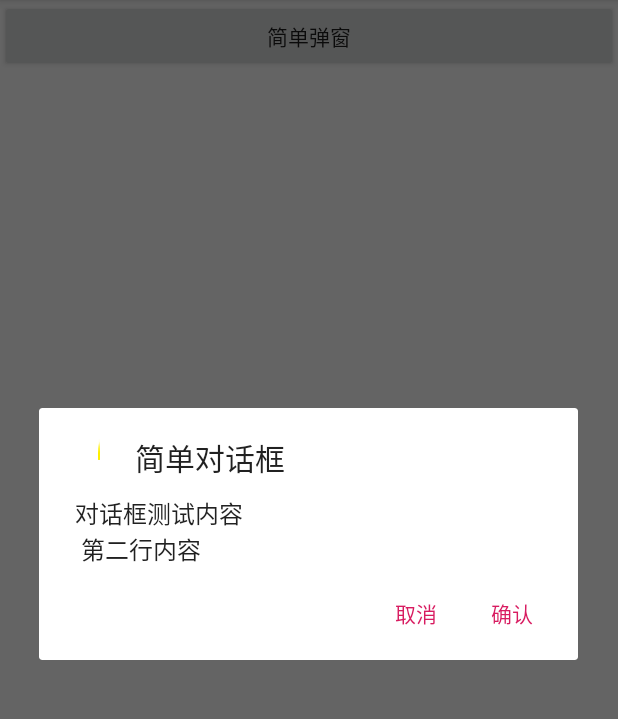
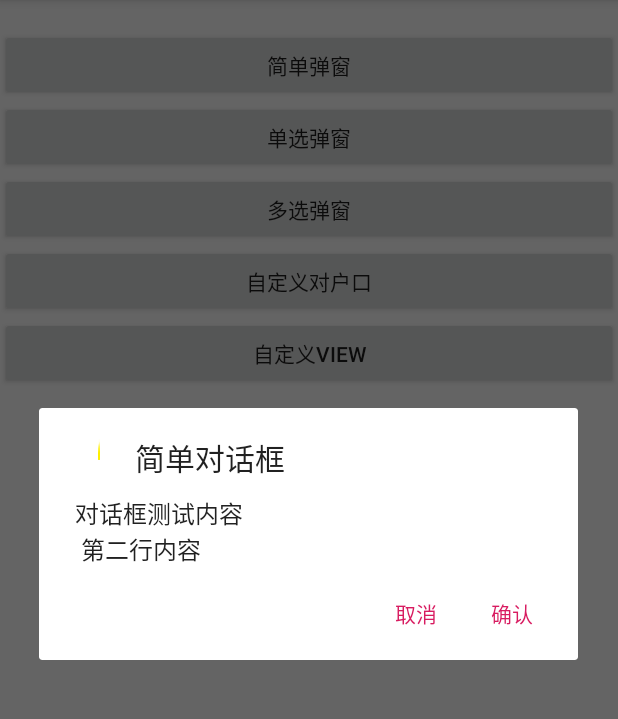
Before and after one commit to MTTTM/crazyAndroid, an Android app: the screen it shows after launch (Second2_9_1), after a tap on "简单弹窗", on a phone screen of 412 x 824 dp, the part 84-803 px from its top. Run offline under Robolectric (Android 15) with nearby library versions, the phone set to English and light mode, and no system bars.

Commit message:
添加dialog实例

```diff
--- a/app/src/main/res/layout/activity_second2_9_1.xml
+++ b/app/src/main/res/layout/activity_second2_9_1.xml
@@ -1,7 +1,22 @@
 <?xml version="1.0" encoding="utf-8"?>
 <LinearLayout android:layout_width="match_parent" android:layout_height="wrap_content" android:orientation="vertical"
     xmlns:android="http://schemas.android.com/apk/res/android">
+    <TextView
+        android:layout_width="match_parent"
+        android:layout_height="wrap_content"  android:id="@+id/show"/>
     <Button
         android:layout_width="match_parent"
         android:layout_height="wrap_content" android:text="简单弹窗"  android:onClick="simple" android:id="@+id/simple"/>
+    <Button
+        android:layout_width="match_parent"
+        android:layout_height="wrap_content" android:text="单选弹窗"  android:onClick="singleChoice"  android:id="@+id/singleChoice"/>
+    <Button
+        android:layout_width="match_parent"
+        android:layout_height="wrap_content" android:text="多选弹窗"  android:onClick="multiChoice"  android:id="@+id/multiChoice"/>
+    <Button
+        android:layout_width="match_parent"
+        android:layout_height="wrap_content" android:text="自定义对户口"  android:onClick="customList"  />
+    <Button
+        android:layout_width="match_parent"
+        android:layout_height="wrap_content" android:text="自定义View"  android:onClick="customView"  />
 </LinearLayout>
```
Also changed, not shown: app/src/main/java/com/second/demo/Second2_9_1.java (+86 -6 lines), app/src/main/res/layout/login.xml (added, +24 -0 lines).
